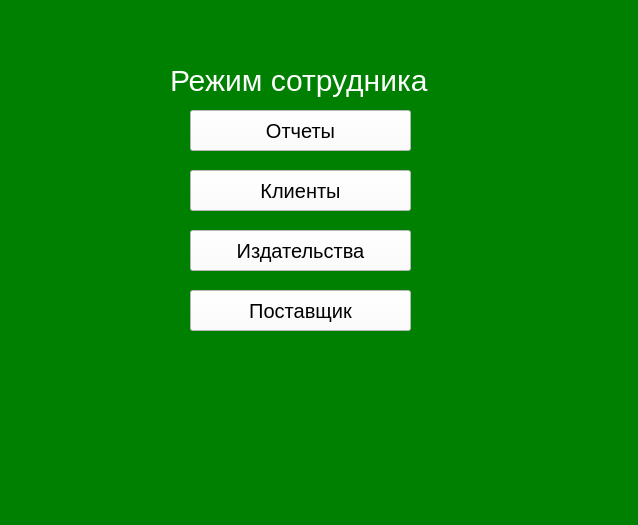
FireSpirit171/BookShop, file EmployeeWindow/employeewindow.ui: the form before one commit.
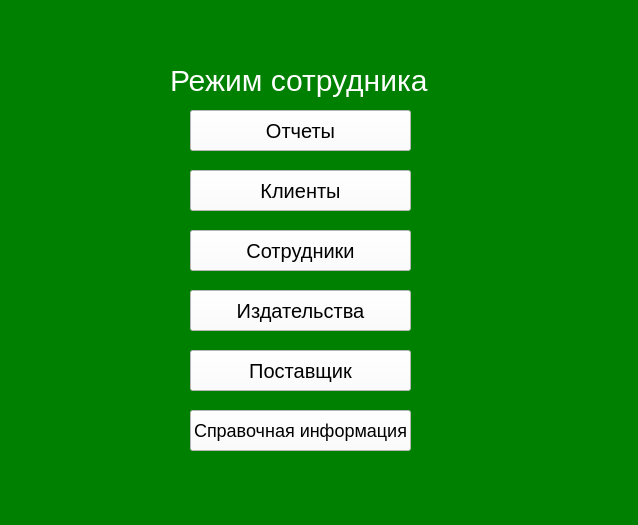
The form after the commit.

Commit message: Форма Сотрудник и Справочная информация

The edit to the form file:
```diff
--- a/EmployeeWindow/employeewindow.ui
+++ b/EmployeeWindow/employeewindow.ui
@@ -55,7 +55,7 @@
    <property name="geometry">
     <rect>
      <x>190</x>
-     <y>230</y>
+     <y>290</y>
      <width>221</width>
      <height>41</height>
     </rect>
@@ -73,7 +73,7 @@
    <property name="geometry">
     <rect>
      <x>190</x>
-     <y>290</y>
+     <y>350</y>
      <width>221</width>
      <height>41</height>
     </rect>
@@ -105,6 +105,42 @@
     <string>Клиенты</string>
    </property>
   </widget>
+  <widget class="QPushButton" name="seller">
+   <property name="geometry">
+    <rect>
+     <x>190</x>
+     <y>230</y>
+     <width>221</width>
+     <height>41</height>
+    </rect>
+   </property>
+   <property name="styleSheet">
+    <string notr="true">background-color: white;
+color:black;
+font-size:20px</string>
+   </property>
+   <property name="text">
+    <string>Сотрудники</string>
+   </property>
+  </widget>
+  <widget class="QPushButton" name="information">
+   <property name="geometry">
+    <rect>
+     <x>190</x>
+     <y>410</y>
+     <width>221</width>
+     <height>41</height>
+    </rect>
+   </property>
+   <property name="styleSheet">
+    <string notr="true">background-color: white;
+color:black;
+font-size:18px</string>
+   </property>
+   <property name="text">
+    <string>Справочная информация</string>
+   </property>
+  </widget>
  </widget>
  <resources/>
  <connections/>
```
The commit also changes 9 other files.
